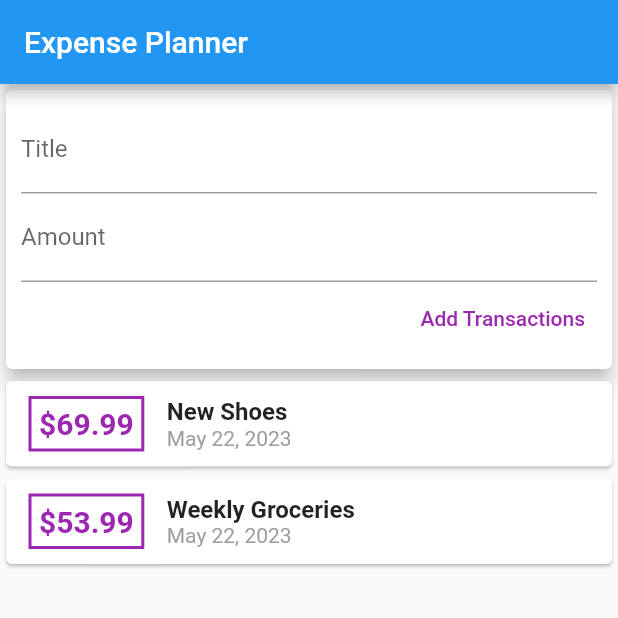
After one commit to RavinduJr/expense_app, a Flutter app: the screen it shows after launch, on a phone screen of 412 x 824 dp, the top half of it. The commit adds this screen. Run offline on Flutter 3.47's test engine with Material 2 defaults, Android fonts, the phone set to English and light mode, and no system bars.

```diff
--- /dev/null
+++ b/lib/widgets/new_transaction.dart
@@ -0,0 +1,42 @@
+import 'package:flutter/material.dart';
+
+class NewTransaction extends StatelessWidget {
+  final titleController = TextEditingController();
+  final amountController = TextEditingController();
+  final Function(String, double) onClicked;
+
+  NewTransaction(this.onClicked, {super.key});
+
+  @override
+  Widget build(BuildContext context) {
+    return Card(
+      elevation: 5,
+      child: Container(
+        padding: const EdgeInsets.all(10),
+        child: Column(
+          crossAxisAlignment: CrossAxisAlignment.end,
+          children: [
+            TextField(
+              decoration: const InputDecoration(labelText: "Title"),
+              controller: titleController,
+            ),
+            TextField(
+              decoration: const InputDecoration(labelText: "Amount"),
+              controller: amountController,
+            ),
+            TextButton(
+              onPressed: () {
+                onClicked(
+                    titleController.text, double.parse(amountController.text));
+              },
+              child: const Text(
+                "Add Transactions",
+                style: TextStyle(color: Colors.purple),
+              ),
+            ),
+          ],
+        ),
+      ),
+    );
+  }
+}
--- /dev/null
+++ b/lib/widgets/transaction_list.dart
@@ -0,0 +1,57 @@
+import 'package:expense_app/models/transaction.dart';
+import 'package:flutter/material.dart';
+
+import 'package:intl/intl.dart';
+
+class TransactionList extends StatelessWidget {
+  final List<Transaction> transactions;
+  const TransactionList(this.transactions, {super.key});
+
+  @override
+  Widget build(BuildContext context) {
+    return Column(
+        children: (transactions).map((tx) {
+      return Card(
+        child: Row(
+          children: [
+            Container(
+              decoration: BoxDecoration(
+                border: Border.all(
+                  color: Colors.purple,
+                  width: 2,
+                ),
+              ),
+              padding: const EdgeInsets.all(5),
+              margin: const EdgeInsets.symmetric(
+                vertical: 10,
+                horizontal: 15,
+              ),
+              child: Text(
+                '\$${tx.amount.toString()}',
+                style: const TextStyle(
+                  fontWeight: FontWeight.bold,
+                  fontSize: 20,
+                  color: Colors.purple,
+                ),
+              ),
+            ),
+            Column(
+              crossAxisAlignment: CrossAxisAlignment.start,
+              children: [
+                Text(
+                  tx.title,
+                  style: const TextStyle(
+                      fontWeight: FontWeight.bold, fontSize: 16),
+                ),
+                Text(
+                  DateFormat.yMMMd().format(tx.date),
+                  style: const TextStyle(color: Colors.grey),
+                )
+              ],
+            ),
+          ],
+        ),
+      );
+    }).toList());
+  }
+}
--- /dev/null
+++ b/lib/widgets/user_transaction.dart
@@ -0,0 +1,48 @@
+import 'package:expense_app/models/transaction.dart';
+import 'package:expense_app/widgets/new_transaction.dart';
+import 'package:expense_app/widgets/transaction_list.dart';
+import 'package:flutter/material.dart';
+
+class UserTransaction extends StatefulWidget {
+  const UserTransaction({super.key});
+
+  @override
+  State<UserTransaction> createState() => _UserTransactionState();
+}
+
+class _UserTransactionState extends State<UserTransaction> {
+  final List<Transaction> _transctions = [
+    Transaction(
+      id: 't1',
+      title: 'New Shoes',
+      amount: 69.99,
+      date: DateTime.now(),
+    ),
+    Transaction(
+      id: 't2',
+      title: 'Weekly Groceries',
+      amount: 53.99,
+      date: DateTime.now(),
+    )
+  ];
+
+  void _addNewTransaction(String txTitle, double txAmount) {
+    final newTx = Transaction(
+      id: DateTime.now().toString(),
+      title: txTitle,
+      amount: txAmount,
+      date: DateTime.now(),
+    );
+
+    setState(() {
+      _transctions.add(newTx);
+    });
+  }
+
+  @override
+  Widget build(BuildContext context) {
+    return Column(
+      children: [NewTransaction(_addNewTransaction), TransactionList(_transctions)],
+    );
+  }
+}
```
Also changed, not shown: lib/main.dart (+6 -84 lines), lib/models/transaction.dart (renamed from lib/transaction.dart), 1 other file.
